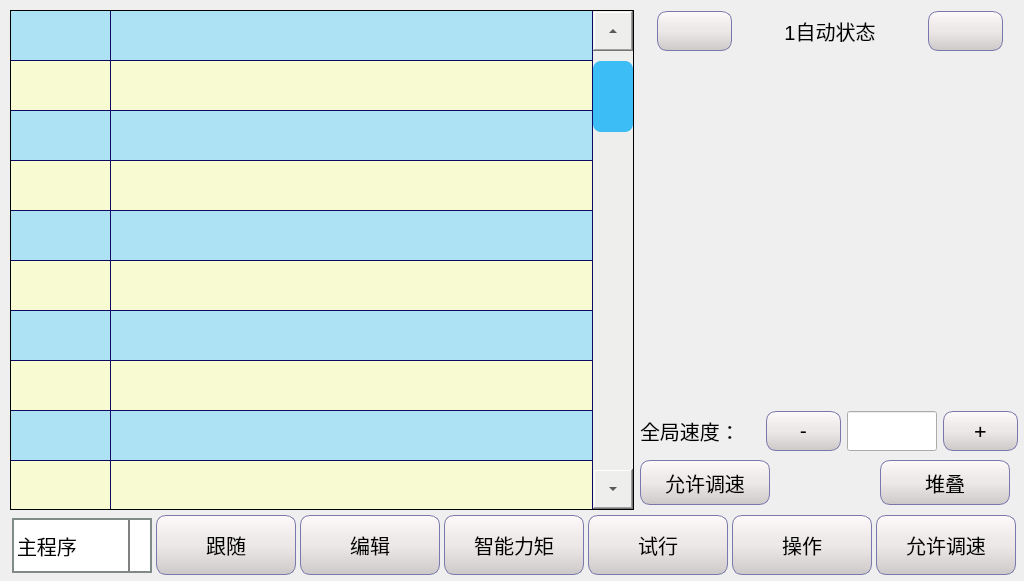
First picture: the form in autoform.ui, repository Jade-yun/MachineTool, before the edit.
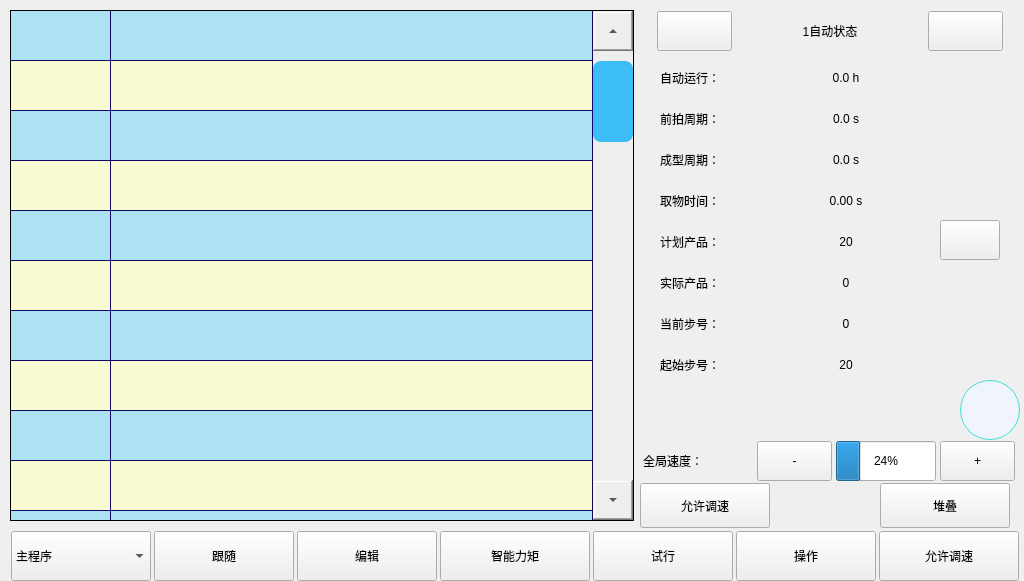
Second picture: the form after the edit. The open tabs and pages were chosen to show the change. Icons and pictures are not drawn.

Commit message: 基本完成手动页面和样式修改为MainWindow全局生效

What changed in the file:
```diff
--- a/autoform.ui
+++ b/autoform.ui
@@ -14,164 +14,7 @@
    <string>Form</string>
   </property>
   <property name="styleSheet">
-   <string notr="true">QLabel { 
-	font-family: 'SimSun';
-	font-size: 20px; 
-}
-
-
-QWidget{ 
-	font-family: 'SimSun';
-	font-size: 20px; 
-}
-
-/*******************************************************/
-QCheckBox::indicator {
-        background-color: qlineargradient(x1 : 0, y1 : 0, x2 : 1, y2 : 0,stop : 0 #FFFFFF, stop: 1 #C0C0C0); 
-    }
-QCheckBox::indicator:checked {
-background-color: qlineargradient(x1 : 0, y1 : 0, x2 : 1, y2 : 0,stop : 0 #F8F8FF, stop: 1 #1E90FF); 
-        image: url(:/images/check_mark1.png);
-        border-image: none;
-    }
-
-/************************************************/
-QPushButton
-{
-    background-color:#F0F4FD;
-    border-style:solid; /*边框风格*/
-    border-width:1px;/*边框宽度*/
-    border-color:#7A77AC; /*边框颜色*/
-    border-radius:10px; /*边框倒角*/
-
-	font-family: DejaVuSansMono;
-	font-weight:normal;
-	font-family: 'SimSun';
-	background: qlineargradient(x1: 0, y1: 0, x2: 0, y2: 1,stop: 0 #FFFAFA, stop: 0.4 #EEE9E9,stop: 0.5 #EEE9E9, stop: 1.0 #CDC9C9);
-
-
-}
-QPushButton:pressed
-{
-    border-style:outset; /*边框风格*/
-    background-color:qlineargradient(x1: 0, y1: 0, x2: 0, y2: 1, stop:0 #00befa, stop: 1 #0160ea);/*背景色*/
-    border-width:1px;/*边框宽度*/
-    border-color:#0055ff; /*边框颜色*/
-    border-radius:10px; /*边框倒角*/
-}
-/*****************************************************/
-QCheckBox { 
-font-size: 20px;
-font-weight:normal;
-font-family: 'SimSun';
-}
-QCheckBox::indicator{
-width: 25px;
-height: 25px;
-border: 1px solid black; 
-background-color: qlineargradient(x1: 0, y1: 0, x2: 0, y2: 1,stop: 0 #FFFAFA, stop: 0.4 #EEE9E9,stop: 0.5 #EEE9E9, stop: 1.0 #CDC9C9);
-}
-
-/*****************************************************************/
-QComboBox::!editable {
-                      border: 2px solid #808A87; /* 边框宽度和颜色 */
-                       }
-QComboBox::drop-down {
-    subcontrol-origin: padding-right;
-    subcontrol-position: top right;
-    width: 20px; /* 下拉箭头宽度 */
-    border-left-width: 2px; /* 文本和箭头之间的分隔线宽度 */
-    border-left-color: gray; /* 文本和箭头之间的分隔线颜色 */
-    border-left-style: solid; /* 文本和箭头之间的分隔线样式 */
-}
-QComboBox::down-arrow {
-    image: url(:/images/arrow_down_normal.png); /* 自定义下拉箭头图片 */
-}
-
-QComboBox QAbstractItemView::item:hover{ 
-  background-color:#409CE1;
-  color:rgb(252, 233, 79);
-}
-QComboBox QAbstractItemView::item:selected{
-  background-color:#909CE1;
-  color:rgb(252, 200, 140);
-}
-/**************************************************/
-QTabWidget::tab-bar{
-        alignment:left;
-}
-QTabBar::tab{
-	background:rgb(160, 160, 160);
-	width:100px;
-	height:40px;
-}
-/*
-QTabBar::tab:hover{
-	background:rgb(255, 255, 255, 100);
-}
-*/
-QTabBar::tab:selected {
-      border-color: #9B9B9B;
-      border-bottom-color: #C2C7CB; /* same as pane color */
-  }
-QTabBar::tab:!selected {
-      margin-top: 2px; /* make non-selected tabs look smaller */
-  }
-  QTabWidget::pane { /* The tab widget frame */
-      border-top: 2px solid #C2C7CB;
-  }
-
-  QTabWidget::tab-bar {
-      left: 5px; /* move to the right by 5px */
-  }
-
-  /* Style the tab using the tab sub-control. Note that
-      it reads QTabBar _not_ QTabWidget */
-  QTabBar::tab {
-      /*background: qlineargradient(x1: 0, y1: 0, x2: 0, y2: 1,
-                                  stop: 0 #E1E1E1, stop: 0.4 #DDDDDD,
-                                  stop: 0.5 #D8D8D8, stop: 1.0 #D3D3D3);*/
-background-color:qlineargradient(x1 : 0, y1 : 0, x2 : 0, y2 : 1, stop : 0 #00befa, stop: 1 #0160ea);
-      border: 2px solid #C4C4C3;
-      border-bottom-color: #C2C7CB; /* same as the pane color */
-      border-top-left-radius: 4px;
-      border-top-right-radius: 4px;
-      min-width: 8ex;
-      padding: 2px;
-  }
-
-  QTabBar::tab:selected, QTabBar::tab:hover {
-      background: qlineargradient(x1: 0, y1: 0, x2: 0, y2: 1,
-                                  stop: 0 #fafafa, stop: 0.4 #f4f4f4,
-                                  stop: 0.5 #e7e7e7, stop: 1.0 #fafafa);
-  }
-
-  QTabBar::tab:selected {
-      border-color: #9B9B9B;
-      border-bottom-color: #C2C7CB; /* same as pane color */
-  }
-
-  QTabBar::tab:!selected {
-      margin-top: 2px; /* make non-selected tabs look smaller */
-  }
-
-QTabWidget::pane {
-    border: 1px solid #000000; /* 设置边框样式和颜色 */
-}
-
-/******************************************************/
-QGroupBox {
-	border: 1px solid black;
-	border-radius:5px;
-	margin-top:10px; 
-}
-QGroupBox::title { 
-	subcontrol-origin: margin;
-	left: 10px;
-	bottom: 5px;
-}
-
-
+   <string notr="true">
 
 /**********************************************************/
 QTableWidget{
@@ -221,7 +64,7 @@
      <x>10</x>
      <y>10</y>
      <width>624</width>
-     <height>500</height>
+     <height>511</height>
     </rect>
    </property>
    <property name="minimumSize">
@@ -233,7 +76,6 @@
    <property name="font">
     <font>
      <family>SimSun</family>
-     <pointsize>-1</pointsize>
     </font>
    </property>
    <property name="styleSheet">
@@ -376,36 +218,38 @@
    <property name="geometry">
     <rect>
      <x>10</x>
-     <y>510</y>
+     <y>530</y>
      <width>1011</width>
-     <height>71</height>
+     <height>52</height>
     </rect>
    </property>
    <layout class="QHBoxLayout" name="horizontalLayout">
     <property name="spacing">
      <number>2</number>
     </property>
+    <property name="topMargin">
+     <number>1</number>
+    </property>
     <property name="bottomMargin">
-     <number>0</number>
+     <number>1</number>
     </property>
     <item>
      <widget class="QComboBox" name="comboBox_3">
       <property name="minimumSize">
        <size>
         <width>140</width>
-        <height>55</height>
+        <height>50</height>
        </size>
       </property>
       <property name="maximumSize">
        <size>
         <width>140</width>
-        <height>55</height>
+        <height>50</height>
        </size>
       </property>
       <property name="font">
        <font>
         <family>SimSun</family>
-        <pointsize>-1</pointsize>
        </font>
       </property>
       <property name="styleSheet">
@@ -434,19 +278,18 @@
       <property name="minimumSize">
        <size>
         <width>140</width>
-        <height>60</height>
+        <height>50</height>
        </size>
       </property>
       <property name="maximumSize">
        <size>
         <width>130</width>
-        <height>60</height>
+        <height>50</height>
        </size>
       </property>
       <property name="font">
        <font>
         <family>SimSun</family>
-        <pointsize>-1</pointsize>
         <weight>50</weight>
         <bold>false</bold>
        </font>
@@ -476,19 +319,18 @@
       <property name="minimumSize">
        <size>
         <width>140</width>
-        <height>60</height>
+        <height>50</height>
        </size>
       </property>
       <property name="maximumSize">
        <size>
         <width>130</width>
-        <height>60</height>
+        <height>50</height>
        </size>
       </property>
       <property name="font">
        <font>
         <family>SimSun</family>
-        <pointsize>-1</pointsize>
         <weight>50</weight>
         <bold>false</bold>
        </font>
@@ -517,20 +359,19 @@
       </property>
       <property name="minimumSize">
        <size>
-        <width>140</width>
-        <height>60</height>
+        <width>150</width>
+        <height>50</height>
        </size>
       </property>
       <property name="maximumSize">
        <size>
-        <width>130</width>
-        <height>60</height>
+        <width>150</width>
+        <height>50</height>
        </size>
       </property>
       <property name="font">
        <font>
         <family>SimSun</family>
-        <pointsize>-1</pointsize>
         <weight>50</weight>
         <bold>false</bold>
        </font>
@@ -560,19 +401,18 @@
       <property name="minimumSize">
        <size>
         <width>140</width>
-        <height>60</height>
+        <height>50</height>
        </size>
       </property>
       <property name="maximumSize">
        <size>
         <width>130</width>
-        <height>60</height>
+        <height>50</height>
        </size>
       </property>
       <property name="font">
        <font>
         <family>SimSun</family>
-        <pointsize>-1</pointsize>
         <weight>50</weight>
         <bold>false</bold>
        </font>
@@ -602,19 +442,18 @@
       <property name="minimumSize">
        <size>
         <width>140</width>
-        <height>60</height>
+        <height>50</height>
        </size>
       </property>
       <property name="maximumSize">
        <size>
         <width>130</width>
-        <height>60</height>
+        <height>50</height>
        </size>
       </property>
       <property name="font">
        <font>
         <family>SimSun</family>
-        <pointsize>-1</pointsize>
         <weight>50</weight>
         <bold>false</bold>
        </font>
@@ -644,19 +483,18 @@
       <property name="minimumSize">
        <size>
         <width>140</width>
-        <height>60</height>
+        <height>50</height>
        </size>
       </property>
       <property name="maximumSize">
        <size>
         <width>130</width>
-        <height>60</height>
+        <height>50</height>
        </size>
       </property>
       <property name="font">
        <font>
         <family>SimSun</family>
-        <pointsize>-1</pointsize>
         <weight>50</weight>
         <bold>false</bold>
        </font>
@@ -681,22 +519,1025 @@
    <property name="geometry">
     <rect>
      <x>640</x>
-     <y>60</y>
-     <width>381</width>
-     <height>351</height>
+     <y>50</y>
+     <width>380</width>
+     <height>390</height>
     </rect>
    </property>
+   <property name="minimumSize">
+    <size>
+     <width>380</width>
+     <height>390</height>
+    </size>
+   </property>
+   <property name="maximumSize">
+    <size>
+     <width>380</width>
+     <height>390</height>
+    </size>
+   </property>
    <property name="currentIndex">
     <number>1</number>
    </property>
-   <widget class="QWidget" name="page"/>
-   <widget class="QWidget" name="page_2"/>
+   <widget class="QWidget" name="page1AutoState">
+    <widget class="QPushButton" name="btnMerge_Expand">
+     <property name="geometry">
+      <rect>
+       <x>320</x>
+       <y>330</y>
+       <width>60</width>
+       <height>60</height>
+      </rect>
+     </property>
+     <property name="sizePolicy">
+      <sizepolicy hsizetype="Preferred" vsizetype="Preferred">
+       <horstretch>0</horstretch>
+       <verstretch>0</verstretch>
+      </sizepolicy>
+     </property>
+     <property name="minimumSize">
+      <size>
+       <width>60</width>
+       <height>60</height>
+      </size>
+     </property>
+     <property name="maximumSize">
+      <size>
+       <width>60</width>
+       <height>60</height>
+      </size>
+     </property>
+     <property name="font">
+      <font>
+       <family>SimSun</family>
+       <weight>50</weight>
+       <bold>false</bold>
+      </font>
+     </property>
+     <property name="styleSheet">
+      <string notr="true">QPushButton
+{
+    background-color:#F0F4FD;
+    border-style:solid; /*边框风格*/
+    border-width:1px;/*边框宽度*/
+    border-color:#40E0D0; /*边框颜色*/
+    border-radius:30px; /*边框倒角*/
+
+	background-origin: border;
+	/*或者通过水平和垂直对齐方式来控制*/
+	background-position: left ;
+	padding-left: 2px;
+
+}
+QPushButton:pressed
+{
+    border-style:outset; /*边框风格*/
+    background-color:qlineargradient(x1: 0, y1: 0, x2: 0, y2: 1, stop:0 #00befa, stop: 1 #0160ea);/*背景色*/
+    border-width:1px;/*边框宽度*/
+    border-color:#40E0D0; /*边框颜色*/
+    border-radius:30px; /*边框倒角*/
+}
+</string>
+     </property>
+     <property name="text">
+      <string/>
+     </property>
+     <property name="icon">
+      <iconset>
+       <normaloff>:/images/monitor_expand.png</normaloff>:/images/monitor_expand.png</iconset>
+     </property>
+     <property name="iconSize">
+      <size>
+       <width>35</width>
+       <height>35</height>
+      </size>
+     </property>
+    </widget>
+    <widget class="QPushButton" name="btnNext_2">
+     <property name="geometry">
+      <rect>
+       <x>300</x>
+       <y>170</y>
+       <width>60</width>
+       <height>40</height>
+      </rect>
+     </property>
+     <property name="minimumSize">
+      <size>
+       <width>60</width>
+       <height>40</height>
+      </size>
+     </property>
+     <property name="maximumSize">
+      <size>
+       <width>60</width>
+       <height>40</height>
+      </size>
+     </property>
+     <property name="styleSheet">
+      <string notr="true"/>
+     </property>
+     <property name="text">
+      <string/>
+     </property>
+     <property name="icon">
+      <iconset resource="images.qrc">
+       <normaloff>:/images/autoPageImages/edit.png</normaloff>:/images/autoPageImages/edit.png</iconset>
+     </property>
+     <property name="iconSize">
+      <size>
+       <width>32</width>
+       <height>32</height>
+      </size>
+     </property>
+    </widget>
+    <widget class="QWidget" name="layoutWidget">
+     <property name="geometry">
+      <rect>
+       <x>20</x>
+       <y>10</y>
+       <width>248</width>
+       <height>324</height>
+      </rect>
+     </property>
+     <layout class="QGridLayout" name="gridLayout">
+      <item row="0" column="0">
+       <widget class="QLabel" name="label">
+        <property name="minimumSize">
+         <size>
+          <width>120</width>
+          <height>35</height>
+         </size>
+        </property>
+        <property name="maximumSize">
+         <size>
+          <width>120</width>
+          <height>35</height>
+         </size>
+        </property>
+        <property name="text">
+         <string>自动运行：</string>
+        </property>
+       </widget>
+      </item>
+      <item row="0" column="1">
+       <widget class="QLabel" name="label_10">
+        <property name="minimumSize">
+         <size>
+          <width>120</width>
+          <height>35</height>
+         </size>
+        </property>
+        <property name="maximumSize">
+         <size>
+          <width>120</width>
+          <height>35</height>
+         </size>
+        </property>
+        <property name="text">
+         <string>0.0 h</string>
+        </property>
+        <property name="alignment">
+         <set>Qt::AlignCenter</set>
+        </property>
+       </widget>
+      </item>
+      <item row="1" column="0">
+       <widget class="QLabel" name="label_3">
+        <property name="minimumSize">
+         <size>
+          <width>120</width>
+          <height>35</height>
+         </size>
+        </property>
+        <property name="maximumSize">
+         <size>
+          <width>120</width>
+          <height>35</height>
+         </size>
+        </property>
+        <property name="text">
+         <string>前拍周期：</string>
+        </property>
+       </widget>
+      </item>
+      <item row="1" column="1">
+       <widget class="QLabel" name="label_11">
+        <property name="minimumSize">
+         <size>
+          <width>120</width>
+          <height>35</height>
+         </size>
+        </property>
+        <property name="maximumSize">
+         <size>
+          <width>120</width>
+          <height>35</height>
+         </size>
+        </property>
+        <property name="text">
+         <string>0.0 s</string>
+        </property>
+        <property name="alignment">
+         <set>Qt::AlignCenter</set>
+        </property>
+       </widget>
+      </item>
+      <item row="2" column="0">
+       <widget class="QLabel" name="label_4">
+        <property name="minimumSize">
+         <size>
+          <width>120</width>
+          <height>35</height>
+         </size>
+        </property>
+        <property name="maximumSize">
+         <size>
+          <width>120</width>
+          <height>35</height>
+         </size>
+        </property>
+        <property name="text">
+         <string>成型周期：</string>
+        </property>
+       </widget>
+      </item>
+      <item row="2" column="1">
+       <widget class="QLabel" name="label_13">
+        <property name="minimumSize">
+         <size>
+          <width>120</width>
+          <height>35</height>
+         </size>
+        </property>
+        <property name="maximumSize">
+         <size>
+          <width>120</width>
+          <height>35</height>
+         </size>
+        </property>
+        <property name="text">
+         <string>0.0 s</string>
+        </property>
+        <property name="alignment">
+         <set>Qt::AlignCenter</set>
+        </property>
+       </widget>
+      </item>
+      <item row="3" column="0">
+       <widget class="QLabel" name="label_5">
+        <property name="minimumSize">
+         <size>
+          <width>120</width>
+          <height>35</height>
+         </size>
+        </property>
+        <property name="maximumSize">
+         <size>
+          <width>120</width>
+          <height>35</height>
+         </size>
+        </property>
+        <property name="text">
+         <string>取物时间：</string>
+        </property>
+       </widget>
+      </item>
+      <item row="3" column="1">
+       <widget class="QLabel" name="label_12">
+        <property name="minimumSize">
+         <size>
+          <width>120</width>
+          <height>35</height>
+         </size>
+        </property>
+        <property name="maximumSize">
+         <size>
+          <width>120</width>
+          <height>35</height>
+         </size>
+        </property>
+        <property name="text">
+         <string>0.00 s</string>
+        </property>
+        <property name="alignment">
+         <set>Qt::AlignCenter</set>
+        </property>
+       </widget>
+      </item>
+      <item row="4" column="0">
+       <widget class="QLabel" name="label_6">
+        <property name="minimumSize">
+         <size>
+          <width>120</width>
+          <height>35</height>
+         </size>
+        </property>
+        <property name="maximumSize">
+         <size>
+          <width>120</width>
+          <height>35</height>
+         </size>
+        </property>
+        <property name="text">
+         <string>计划产品：</string>
+        </property>
+       </widget>
+      </item>
+      <item row="5" column="0">
+       <widget class="QLabel" name="label_7">
+        <property name="minimumSize">
+         <size>
+          <width>120</width>
+          <height>35</height>
+         </size>
+        </property>
+        <property name="maximumSize">
+         <size>
+          <width>120</width>
+          <height>35</height>
+         </size>
+        </property>
+        <property name="text">
+         <string>实际产品：</string>
+        </property>
+       </widget>
+      </item>
+      <item row="6" column="0">
+       <widget class="QLabel" name="label_8">
+        <property name="minimumSize">
+         <size>
+          <width>120</width>
+          <height>35</height>
+         </size>
+        </property>
+        <property name="maximumSize">
+         <size>
+          <width>120</width>
+          <height>35</height>
+         </size>
+        </property>
+        <property name="text">
+         <string>当前步号：</string>
+        </property>
+       </widget>
+      </item>
+      <item row="7" column="0">
+       <widget class="QLabel" name="label_9">
+        <property name="minimumSize">
+         <size>
+          <width>120</width>
+          <height>35</height>
+         </size>
+        </property>
+        <property name="maximumSize">
+         <size>
+          <width>120</width>
+          <height>35</height>
+         </size>
+        </property>
+        <property name="text">
+         <string>起始步号：</string>
+        </property>
+       </widget>
+      </item>
+      <item row="4" column="1">
+       <widget class="QLabel" name="label_14">
+        <property name="minimumSize">
+         <size>
+          <width>120</width>
+          <height>35</height>
+         </size>
+        </property>
+        <property name="maximumSize">
+         <size>
+          <width>120</width>
+          <height>35</height>
+         </size>
+        </property>
+        <property name="text">
+         <string>20</string>
+        </property>
+        <property name="alignment">
+         <set>Qt::AlignCenter</set>
+        </property>
+       </widget>
+      </item>
+      <item row="5" column="1">
+       <widget class="QLabel" name="label_15">
+        <property name="minimumSize">
+         <size>
+          <width>120</width>
+          <height>35</height>
+         </size>
+        </property>
+        <property name="maximumSize">
+         <size>
+          <width>120</width>
+          <height>35</height>
+         </size>
+        </property>
+        <property name="text">
+         <string>0</string>
+        </property>
+        <property name="alignment">
+         <set>Qt::AlignCenter</set>
+        </property>
+       </widget>
+      </item>
+      <item row="6" column="1">
+       <widget class="QLabel" name="label_16">
+        <property name="minimumSize">
+         <size>
+          <width>120</width>
+          <height>35</height>
+         </size>
+        </property>
+        <property name="maximumSize">
+         <size>
+          <width>120</width>
+          <height>35</height>
+         </size>
+        </property>
+        <property name="text">
+         <string>0</string>
+        </property>
+        <property name="alignment">
+         <set>Qt::AlignCenter</set>
+        </property>
+       </widget>
+      </item>
+      <item row="7" column="1">
+       <widget class="QLabel" name="label_17">
+        <property name="minimumSize">
+         <size>
+          <width>120</width>
+          <height>35</height>
+         </size>
+        </property>
+        <property name="maximumSize">
+         <size>
+          <width>120</width>
+          <height>35</height>
+         </size>
+        </property>
+        <property name="text">
+         <string>20</string>
+        </property>
+        <property name="alignment">
+         <set>Qt::AlignCenter</set>
+        </property>
+       </widget>
+      </item>
+     </layout>
+    </widget>
+   </widget>
+   <widget class="QWidget" name="pageVariableState">
+    <widget class="QWidget" name="layoutWidget">
+     <property name="geometry">
+      <rect>
+       <x>40</x>
+       <y>30</y>
+       <width>112</width>
+       <height>331</height>
+      </rect>
+     </property>
+     <layout class="QGridLayout" name="gridLayout_2">
+      <property name="spacing">
+       <number>0</number>
+      </property>
+      <item row="0" column="0">
+       <widget class="QLineEdit" name="lineEdit_2">
+        <property name="minimumSize">
+         <size>
+          <width>110</width>
+          <height>35</height>
+         </size>
+        </property>
+        <property name="maximumSize">
+         <size>
+          <width>110</width>
+          <height>35</height>
+         </size>
+        </property>
+       </widget>
+      </item>
+      <item row="1" column="0">
+       <widget class="QLineEdit" name="lineEdit_3">
+        <property name="minimumSize">
+         <size>
+          <width>110</width>
+          <height>35</height>
+         </size>
+        </property>
+        <property name="maximumSize">
+         <size>
+          <width>110</width>
+          <height>35</height>
+         </size>
+        </property>
+       </widget>
+      </item>
+      <item row="2" column="0">
+       <widget class="QLineEdit" name="lineEdit_4">
+        <property name="minimumSize">
+         <size>
+          <width>110</width>
+          <height>35</height>
+         </size>
+        </property>
+        <property name="maximumSize">
+         <size>
+          <width>110</width>
+          <height>35</height>
+         </size>
+        </property>
+       </widget>
+      </item>
+      <item row="3" column="0">
+       <widget class="QLineEdit" name="lineEdit_5">
+        <property name="minimumSize">
+         <size>
+          <width>110</width>
+          <height>35</height>
+         </size>
+        </property>
+        <property name="maximumSize">
+         <size>
+          <width>110</width>
+          <height>35</height>
+         </size>
+        </property>
+       </widget>
+      </item>
+      <item row="4" column="0">
+       <widget class="QLineEdit" name="lineEdit_6">
+        <property name="minimumSize">
+         <size>
+          <width>110</width>
+          <height>35</height>
+         </size>
+        </property>
+        <property name="maximumSize">
+         <size>
+          <width>110</width>
+          <height>35</height>
+         </size>
+        </property>
+       </widget>
+      </item>
+      <item row="5" column="0">
+       <widget class="QLineEdit" name="lineEdit_7">
+        <property name="minimumSize">
+         <size>
+          <width>110</width>
+          <height>35</height>
+         </size>
+        </property>
+        <property name="maximumSize">
+         <size>
+          <width>110</width>
+          <height>35</height>
+         </size>
+        </property>
+       </widget>
+      </item>
+      <item row="6" column="0">
+       <widget class="QLineEdit" name="lineEdit_8">
+        <property name="minimumSize">
+         <size>
+          <width>110</width>
+          <height>35</height>
+         </size>
+        </property>
+        <property name="maximumSize">
+         <size>
+          <width>110</width>
+          <height>35</height>
+         </size>
+        </property>
+       </widget>
+      </item>
+      <item row="7" column="0">
+       <widget class="QLineEdit" name="lineEdit_9">
+        <property name="minimumSize">
+         <size>
+          <width>110</width>
+          <height>35</height>
+         </size>
+        </property>
+        <property name="maximumSize">
+         <size>
+          <width>110</width>
+          <height>35</height>
+         </size>
+        </property>
+       </widget>
+      </item>
+     </layout>
+    </widget>
+   </widget>
+   <widget class="QWidget" name="pageStackState">
+    <widget class="QTableView" name="tableView">
+     <property name="geometry">
+      <rect>
+       <x>0</x>
+       <y>10</y>
+       <width>381</width>
+       <height>371</height>
+      </rect>
+     </property>
+    </widget>
+   </widget>
+   <widget class="QWidget" name="pageCurrentStep">
+    <widget class="QWidget" name="layoutWidget_2">
+     <property name="geometry">
+      <rect>
+       <x>20</x>
+       <y>10</y>
+       <width>278</width>
+       <height>365</height>
+      </rect>
+     </property>
+     <layout class="QGridLayout" name="gridLayout_3">
+      <item row="2" column="1">
+       <widget class="QLabel" name="label_23">
+        <property name="minimumSize">
+         <size>
+          <width>120</width>
+          <height>35</height>
+         </size>
+        </property>
+        <property name="maximumSize">
+         <size>
+          <width>120</width>
+          <height>35</height>
+         </size>
+        </property>
+        <property name="text">
+         <string>0</string>
+        </property>
+        <property name="alignment">
+         <set>Qt::AlignCenter</set>
+        </property>
+       </widget>
+      </item>
+      <item row="1" column="1">
+       <widget class="QLabel" name="label_21">
+        <property name="minimumSize">
+         <size>
+          <width>120</width>
+          <height>35</height>
+         </size>
+        </property>
+        <property name="maximumSize">
+         <size>
+          <width>120</width>
+          <height>35</height>
+         </size>
+        </property>
+        <property name="text">
+         <string>0</string>
+        </property>
+        <property name="alignment">
+         <set>Qt::AlignCenter</set>
+        </property>
+       </widget>
+      </item>
+      <item row="7" column="0">
+       <widget class="QLabel" name="label_29">
+        <property name="minimumSize">
+         <size>
+          <width>150</width>
+          <height>35</height>
+         </size>
+        </property>
+        <property name="maximumSize">
+         <size>
+          <width>150</width>
+          <height>35</height>
+         </size>
+        </property>
+        <property name="text">
+         <string>子程序7步号：</string>
+        </property>
+       </widget>
+      </item>
+      <item row="5" column="0">
+       <widget class="QLabel" name="label_27">
+        <property name="minimumSize">
+         <size>
+          <width>150</width>
+          <height>35</height>
+         </size>
+        </property>
+        <property name="maximumSize">
+         <size>
+          <width>150</width>
+          <height>35</height>
+         </size>
+        </property>
+        <property name="text">
+         <string>子程序5步号：</string>
+        </property>
+       </widget>
+      </item>
+      <item row="3" column="1">
+       <widget class="QLabel" name="label_25">
+        <property name="minimumSize">
+         <size>
+          <width>120</width>
+          <height>35</height>
+         </size>
+        </property>
+        <property name="maximumSize">
+         <size>
+          <width>120</width>
+          <height>35</height>
+         </size>
+        </property>
+        <property name="text">
+         <string>0</string>
+        </property>
+        <property name="alignment">
+         <set>Qt::AlignCenter</set>
+        </property>
+       </widget>
+      </item>
+      <item row="0" column="1">
+       <widget class="QLabel" name="label_19">
+        <property name="minimumSize">
+         <size>
+          <width>120</width>
+          <height>35</height>
+         </size>
+        </property>
+        <property name="maximumSize">
+         <size>
+          <width>120</width>
+          <height>35</height>
+         </size>
+        </property>
+        <property name="text">
+         <string>0</string>
+        </property>
+        <property name="alignment">
+         <set>Qt::AlignCenter</set>
+        </property>
+       </widget>
+      </item>
+      <item row="4" column="1">
+       <widget class="QLabel" name="label_30">
+        <property name="minimumSize">
+         <size>
+          <width>120</width>
+          <height>35</height>
+         </size>
+        </property>
+        <property name="maximumSize">
+         <size>
+          <width>120</width>
+          <height>35</height>
+         </size>
+        </property>
+        <property name="text">
+         <string>0</string>
+        </property>
+        <property name="alignment">
+         <set>Qt::AlignCenter</set>
+        </property>
+       </widget>
+      </item>
+      <item row="6" column="0">
+       <widget class="QLabel" name="label_28">
+        <property name="minimumSize">
+         <size>
+          <width>150</width>
+          <height>35</height>
+         </size>
+        </property>
+        <property name="maximumSize">
+         <size>
+          <width>150</width>
+          <height>35</height>
+         </size>
+        </property>
+        <property name="text">
+         <string>子程序6步号：</string>
+        </property>
+       </widget>
+      </item>
+      <item row="0" column="0">
+       <widget class="QLabel" name="label_18">
+        <property name="minimumSize">
+         <size>
+          <width>150</width>
+          <height>35</height>
+         </size>
+        </property>
+        <property name="maximumSize">
+         <size>
+          <width>150</width>
+          <height>35</height>
+         </size>
+        </property>
+        <property name="text">
+         <string>主程序步号：</string>
+        </property>
+       </widget>
+      </item>
+      <item row="2" column="0">
+       <widget class="QLabel" name="label_22">
+        <property name="minimumSize">
+         <size>
+          <width>150</width>
+          <height>35</height>
+         </size>
+        </property>
+        <property name="maximumSize">
+         <size>
+          <width>150</width>
+          <height>35</height>
+         </size>
+        </property>
+        <property name="text">
+         <string>子程序2步号：</string>
+        </property>
+       </widget>
+      </item>
+      <item row="1" column="0">
+       <widget class="QLabel" name="label_20">
+        <property name="minimumSize">
+         <size>
+          <width>150</width>
+          <height>35</height>
+         </size>
+        </property>
+        <property name="maximumSize">
+         <size>
+          <width>150</width>
+          <height>35</height>
+         </size>
+        </property>
+        <property name="text">
+         <string>子程序1步号：</string>
+        </property>
+       </widget>
+      </item>
+      <item row="7" column="1">
+       <widget class="QLabel" name="label_33">
+        <property name="minimumSize">
+         <size>
+          <width>120</width>
+          <height>35</height>
+         </size>
+        </property>
+        <property name="maximumSize">
+         <size>
+          <width>120</width>
+          <height>35</height>
+         </size>
+        </property>
+        <property name="text">
+         <string>0</string>
+        </property>
+        <property name="alignment">
+         <set>Qt::AlignCenter</set>
+        </property>
+       </widget>
+      </item>
+      <item row="3" column="0">
+       <widget class="QLabel" name="label_24">
+        <property name="minimumSize">
+         <size>
+          <width>150</width>
+          <height>35</height>
+         </size>
+        </property>
+        <property name="maximumSize">
+         <size>
+          <width>150</width>
+          <height>35</height>
+         </size>
+        </property>
+        <property name="text">
+         <string>子程序3步号：</string>
+        </property>
+       </widget>
+      </item>
+      <item row="5" column="1">
+       <widget class="QLabel" name="label_31">
+        <property name="minimumSize">
+         <size>
+          <width>120</width>
+          <height>35</height>
+         </size>
+        </property>
+        <property name="maximumSize">
+         <size>
+          <width>120</width>
+          <height>35</height>
+         </size>
+        </property>
+        <property name="text">
+         <string>0</string>
+        </property>
+        <property name="alignment">
+         <set>Qt::AlignCenter</set>
+        </property>
+       </widget>
+      </item>
+      <item row="6" column="1">
+       <widget class="QLabel" name="label_32">
+        <property name="minimumSize">
+         <size>
+          <width>120</width>
+          <height>35</height>
+         </size>
+        </property>
+        <property name="maximumSize">
+         <size>
+          <width>120</width>
+          <height>35</height>
+         </size>
+        </property>
+        <property name="text">
+         <string>0</string>
+        </property>
+        <property name="alignment">
+         <set>Qt::AlignCenter</set>
+        </property>
+       </widget>
+      </item>
+      <item row="4" column="0">
+       <widget class="QLabel" name="label_26">
+        <property name="minimumSize">
+         <size>
+          <width>150</width>
+          <height>35</height>
+         </size>
+        </property>
+        <property name="maximumSize">
+         <size>
+          <width>150</width>
+          <height>35</height>
+         </size>
+        </property>
+        <property name="text">
+         <string>子程序4步号：</string>
+        </property>
+       </widget>
+      </item>
+      <item row="8" column="0">
+       <widget class="QLabel" name="label_34">
+        <property name="minimumSize">
+         <size>
+          <width>150</width>
+          <height>35</height>
+         </size>
+        </property>
+        <property name="maximumSize">
+         <size>
+          <width>150</width>
+          <height>35</height>
+         </size>
+        </property>
+        <property name="text">
+         <string>子程序8步号：</string>
+        </property>
+       </widget>
+      </item>
+      <item row="8" column="1">
+       <widget class="QLabel" name="label_35">
+        <property name="minimumSize">
+         <size>
+          <width>120</width>
+          <height>35</height>
+         </size>
+        </property>
+        <property name="maximumSize">
+         <size>
+          <width>120</width>
+          <height>35</height>
+         </size>
+        </property>
+        <property name="text">
+         <string>0</string>
+        </property>
+        <property name="alignment">
+         <set>Qt::AlignCenter</set>
+        </property>
+       </widget>
+      </item>
+     </layout>
+    </widget>
+   </widget>
   </widget>
   <widget class="QPushButton" name="btnPilot_5">
    <property name="geometry">
     <rect>
      <x>640</x>
-     <y>460</y>
+     <y>483</y>
      <width>130</width>
      <height>45</height>
     </rect>
@@ -722,7 +1563,6 @@
    <property name="font">
     <font>
      <family>SimSun</family>
-     <pointsize>-1</pointsize>
      <weight>50</weight>
      <bold>false</bold>
     </font>
@@ -744,7 +1584,7 @@
    <property name="geometry">
     <rect>
      <x>880</x>
-     <y>460</y>
+     <y>483</y>
      <width>130</width>
      <height>45</height>
     </rect>
@@ -770,7 +1610,6 @@
    <property name="font">
     <font>
      <family>SimSun</family>
-     <pointsize>-1</pointsize>
      <weight>50</weight>
      <bold>false</bold>
     </font>
@@ -788,7 +1627,7 @@
     </size>
    </property>
   </widget>
-  <widget class="QWidget" name="">
+  <widget class="QWidget" name="layoutWidget">
    <property name="geometry">
     <rect>
      <x>640</x>
@@ -886,27 +1725,30 @@
     </item>
    </layout>
   </widget>
-  <widget class="QWidget" name="">
+  <widget class="QWidget" name="layoutWidget">
    <property name="geometry">
     <rect>
      <x>640</x>
-     <y>410</y>
-     <width>380</width>
+     <y>440</y>
+     <width>381</width>
      <height>42</height>
     </rect>
    </property>
    <layout class="QHBoxLayout" name="horizontalLayout_3">
+    <property name="spacing">
+     <number>1</number>
+    </property>
     <item>
      <widget class="QLabel" name="label_2">
       <property name="minimumSize">
        <size>
-        <width>120</width>
+        <width>110</width>
         <height>40</height>
        </size>
       </property>
       <property name="maximumSize">
        <size>
-        <width>120</width>
+        <width>110</width>
         <height>40</height>
        </size>
       </property>
@@ -944,19 +1786,31 @@
      </widget>
     </item>
     <item>
-     <widget class="QLineEdit" name="lineEdit">
+     <widget class="QProgressBar" name="progressBarGlobalSpeed">
+      <property name="sizePolicy">
+       <sizepolicy hsizetype="Fixed" vsizetype="Fixed">
+        <horstretch>0</horstretch>
+        <verstretch>0</verstretch>
+       </sizepolicy>
+      </property>
       <property name="minimumSize">
        <size>
-        <width>90</width>
+        <width>100</width>
         <height>40</height>
        </size>
       </property>
       <property name="maximumSize">
        <size>
-        <width>90</width>
+        <width>100</width>
         <height>40</height>
        </size>
       </property>
+      <property name="value">
+       <number>24</number>
+      </property>
+      <property name="alignment">
+       <set>Qt::AlignCenter</set>
+      </property>
      </widget>
     </item>
     <item>
```
Left out of the diff: 43 changed lines with no effect on the pictures. The commit also changes 17 other files.
